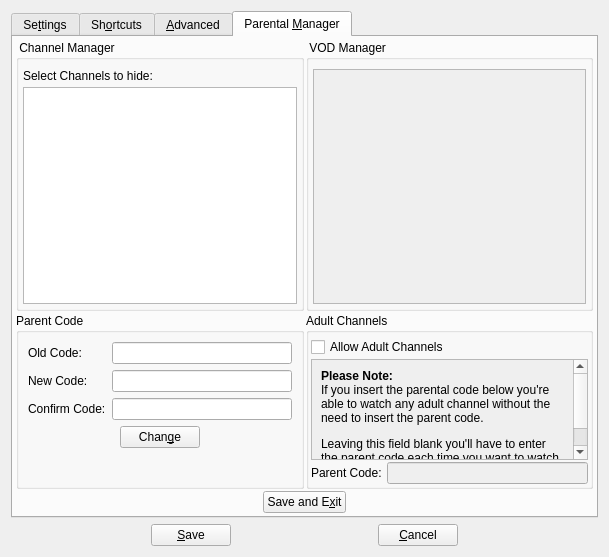
This is forms/csettingsdlg.ui in code-google-com/vlc-record as Qt 5 draws it before an edit. The edited form follows.
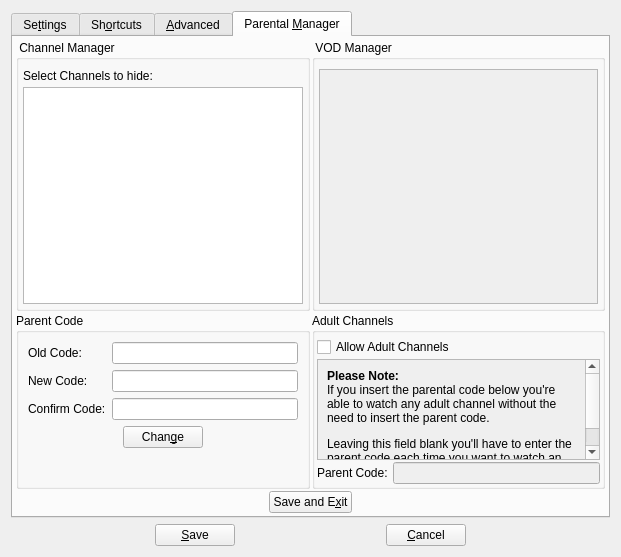
This is the edited form. The open tabs and pages were chosen to show the change. Icons and pictures are not drawn. Custom widgets are drawn as their Qt base class.

Commit message: - change settings form

Patch:
```diff
--- a/forms/csettingsdlg.ui
+++ b/forms/csettingsdlg.ui
@@ -6,7 +6,7 @@
    <rect>
     <x>0</x>
     <y>0</y>
-    <width>609</width>
+    <width>621</width>
     <height>557</height>
    </rect>
   </property>
@@ -935,8 +935,8 @@
                     <rect>
                      <x>0</x>
                      <y>0</y>
-                     <width>96</width>
-                     <height>26</height>
+                     <width>98</width>
+                     <height>28</height>
                     </rect>
                    </property>
                   </widget>
@@ -1087,7 +1087,7 @@
                     <rect>
                      <x>0</x>
                      <y>0</y>
-                     <width>96</width>
+                     <width>98</width>
                      <height>489</height>
                     </rect>
                    </property>
```
Left out of the diff: 26 changed lines with no effect on the pictures. The commit also changes 2 other files.
